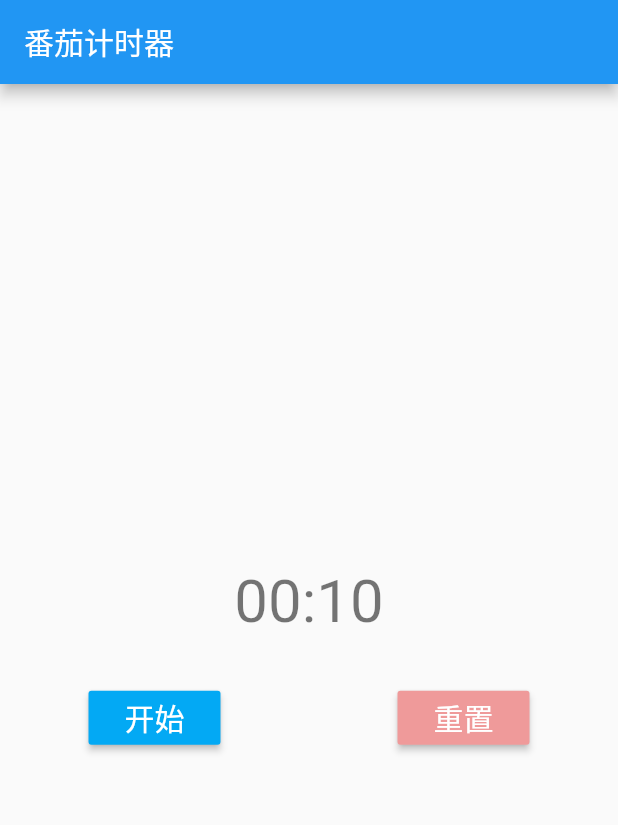
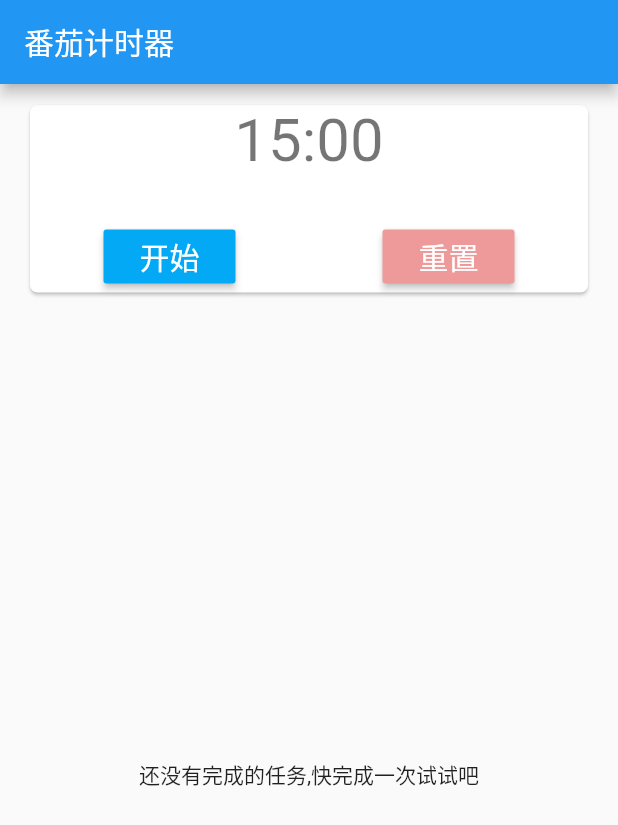
Before and after one commit to jeffreyhappy/learn_flutter, a Flutter app: the screen it shows after launch, after a tap on "开始", after a tap on "重置", on a phone screen of 412 x 824 dp. Shown: the top 825 px of the screen. Run offline on Flutter 3.47's test engine with Material 2 defaults, Android fonts, the phone set to English and light mode, and no system bars; our stand-ins replace sqflite; accounts and stored records are empty.

Commit message:
显示任务列表

```diff
--- a/flutter_tomato/flutter_tomato/lib/database_helper.dart
+++ b/flutter_tomato/flutter_tomato/lib/database_helper.dart
@@ -35,13 +35,15 @@ class DbHelper{
    Future<List<TomatoTask>> getList() async{
     Database database = await _getDB();
     List<Map> maps = await database.query(TABLE_NAME,
-      columns: ["id","task_desc","finish_time"]
+      columns: ["id","task_desc","finish_time"],
+        orderBy:"id desc"
     );
+    await database.close();
+
     List<TomatoTask> taskList = List();
     for(int i = 0 ; i < maps.length ; i++){
       taskList.add(TomatoTask.fromMap(maps[i]));
     }
-    await database.close();
     return taskList;
 
   }
--- a/flutter_tomato/flutter_tomato/lib/home_tomato.dart
+++ b/flutter_tomato/flutter_tomato/lib/home_tomato.dart
@@ -19,36 +19,40 @@ class MyHomeTomatoPage extends StatefulWidget {
 
   final String title;
 
-
-
   @override
   _MyHomeTomatoPageState createState() => _MyHomeTomatoPageState();
 }
 
 class _MyHomeTomatoPageState extends State<MyHomeTomatoPage> {
-
-
-
+  List<TomatoTask> listDatas;
 
   @override
   Widget build(BuildContext context) {
-
-    StatusModel statusModel =  ScopedModel.of<StatusModel>(context,rebuildOnChange: true);
+    StatusModel statusModel =
+        ScopedModel.of<StatusModel>(context, rebuildOnChange: true);
 //    if(statusModel.taskFinish){
 //      Navigator.of(context).pushNamed("task_finish");
 //    }
     statusModel.setContext(context);
+
+    Widget listView = _getListView();
     return Scaffold(
       appBar: AppBar(
         // Here we take the value from the MyHomePage object that was created by
         // the App.build method, and use it to set our appbar title.
         title: Text(widget.title),
       ),
-      body: Center(
+      body: Column(
         // Center is a layout widget. It takes a single child and positions it
         // in the middle of the parent.
+        mainAxisAlignment: MainAxisAlignment.start,
+        children: <Widget>[
+          Container(
+            padding: EdgeInsets.only(left: 16, right: 16, top: 10, bottom: 10),
+            child: Card(
+              shape: RoundedRectangleBorder(
+                  borderRadius: BorderRadius.circular(5)),
               child: Column(
-          mainAxisAlignment: MainAxisAlignment.center,
                 children: <Widget>[
                   TimeTextWidget(statusModel.time),
                   const SizedBox(height: 30),
@@ -56,74 +60,111 @@ class _MyHomeTomatoPageState extends State<MyHomeTomatoPage> {
                 ],
               ),
             ),
+          ),
+          Expanded(
+            child: listView,
+          )
+        ],
+      ),
     );
   }
 
   @override
-  void initState() {
-    super.initState();
+  void didChangeDependencies() {
+    super.didChangeDependencies();
+    print("didChangeDependencies");
     DbHelper dbHelper = DbHelper();
-    dbHelper.getList().then((List<TomatoTask> datas){
-      for(int i = 0 ; i < datas.length ; i++){
-        print("dbHelper " + datas[i].time.toString() + " " + datas[i].id.toString() + " " + datas[i].taskDesc );
+    dbHelper.getList().then((List<TomatoTask> datas) {
+      for (int i = 0; i < datas.length; i++) {
+        print("dbHelper " +
+            datas[i].time.toString() +
+            " " +
+            datas[i].id.toString() +
+            " " +
+            datas[i].taskDesc);
         int time = datas[i].time;
         DateTime dateTime = DateTime.fromMillisecondsSinceEpoch(time);
-        print("time " + time.toString() + " is " + dateTime.year.toString() + " " + dateTime.month.toString() + " " + dateTime.day.toString() + " ");
+        print("time " +
+            time.toString() +
+            " is " +
+            dateTime.year.toString() +
+            " " +
+            dateTime.month.toString() +
+            " " +
+            dateTime.day.toString() +
+            " ");
       }
+      setState(() {
+        listDatas = datas;
+      });
     });
   }
 
-//  onListResult(List<TomatoTask> datas){
-//
-//  }
 
 
-//  Future<void> _showTaskFinish(BuildContext context) async {
-//    switch (await showDialog<bool>(
-//        context: context,
-//        builder: (BuildContext context) {
-//          return SimpleDialog(
-//            title: const Text('一个任务完成啦'),
-//            children: <Widget>[
-//              SimpleDialogOption(
-//                onPressed: () { Navigator.pop(context, false); },
-//                child: const Text('取消'),
-//              ),
-//              SimpleDialogOption(
-//                onPressed: () { Navigator.pop(context, true); },
-//                child: const Text('确认'),
-//              ),
-//            ],
-//          );
-//        }
-//    )) {
-//      case false:
-//      // Let's go.
-//      // ...
-//        print("click cancel");
-//        break;
-//      case true:
-//      // ...
-//        print("click ok");
-//        break;
-//    }
-//  }
+  Widget _getListView() {
+    if (listDatas == null || listDatas.length == 0) {
+      return Container(
+        child: Column(
+          mainAxisAlignment: MainAxisAlignment.center,
+          children: <Widget>[Text("还没有完成的任务,快完成一次试试吧")],
+        ),
+      );
+    } else {
+      return ListView.builder(
+          padding: const EdgeInsets.all(8.0),
+          itemCount: listDatas.length,
+          itemBuilder: (BuildContext context, int index) {
+            DateTime time = DateTime.fromMillisecondsSinceEpoch(listDatas[index].time);
+            String strTime =  time.hour.toString()+"-" +time.minute.toString();
+            return Card(
+                shape: RoundedRectangleBorder(
+                    borderRadius: BorderRadius.circular(5)),
+                child: Padding(
+                  padding: EdgeInsets.all(5),
+                  child: Column(
+                    children: <Widget>[
+                      Row(
+                        mainAxisAlignment: MainAxisAlignment.spaceBetween,
+                        children: <Widget>[
+                          Text(
+                              "任务" +listDatas[index].id.toString(),
+                            style: TextStyle(
+                              fontSize: 25
+                            ),
+                          ),
+                          Text(strTime)
+                        ],
+                      ),
+                      SizedBox(height: 10,),
+                      Row(
+                        mainAxisAlignment: MainAxisAlignment.start,
+                        children: <Widget>[
+                          Text(listDatas[index].taskDesc)
+                        ],
+                      )
+                    ],
+                  ),
+                ));
+          });
+    }
+  }
 }
 
+class TimeTextWidget extends StatelessWidget {
+  int _time;
 
-class TimeTextWidget extends StatelessWidget{
-  int _time;
   TimeTextWidget(this._time);
 
-  String formatTime(int _time){
+  String formatTime(int _time) {
     double minute = _time / 60;
     int second = _time % 60;
     String strMinute = minute.toInt().toString();
-    if(strMinute.length == 1){
+    if (strMinute.length == 1) {
       strMinute = "0" + strMinute;
     }
     String strSecond = second.toInt().toString();
-    if(strSecond.length == 1){
+    if (strSecond.length == 1) {
       strSecond = "0" + strSecond;
     }
     return strMinute + ":" + strSecond;
@@ -136,13 +177,9 @@ class TimeTextWidget extends StatelessWidget{
       style: TextStyle(fontSize: 40, color: Colors.black54),
     );
   }
-
 }
 
 class ControllerLayout extends StatefulWidget {
-
-
-
   @override
   State<StatefulWidget> createState() {
     return new ControllerState();
@@ -150,20 +187,16 @@ class ControllerLayout extends StatefulWidget {
 }
 
 class ControllerState extends State<ControllerLayout> {
-
-
-
   @override
   Widget build(BuildContext context) {
+    StatusModel statusModel =
+        ScopedModel.of<StatusModel>(context, rebuildOnChange: true);
 
-    StatusModel statusModel =  ScopedModel.of<StatusModel>(context,rebuildOnChange: true);
-
-    print("ControllerState build " +statusModel.running.toString());
+    print("ControllerState build " + statusModel.running.toString());
     Widget leftButton;
-    if (statusModel.running){
-      leftButton =  RaisedButton(
-        onPressed: (){
-
+    if (statusModel.running) {
+      leftButton = RaisedButton(
+        onPressed: () {
           statusModel.pauseRun();
         },
         color: Colors.red,
@@ -172,11 +205,9 @@ class ControllerState extends State<ControllerLayout> {
           style: TextStyle(fontSize: 20, color: Colors.white),
         ),
       );
-
-
-    }else{
-      leftButton =  RaisedButton(
-        onPressed: (){
+    } else {
+      leftButton = RaisedButton(
+        onPressed: () {
           statusModel.startRun();
         },
         color: Colors.lightBlue,
--- a/flutter_tomato/flutter_tomato/lib/status_model.dart
+++ b/flutter_tomato/flutter_tomato/lib/status_model.dart
@@ -2,8 +2,8 @@ import 'package:flutter/material.dart';
 import 'package:scoped_model/scoped_model.dart';
 
 class StatusModel extends Model{
-  final int _MAX_TIME = 1* 10;
-//  final int _MAX_TIME = 15* 60;
+//  final int _MAX_TIME = 1* 10;
+  final int _MAX_TIME = 15* 60;
 
   BuildContext _context;
 
```
Lines whose indentation alone changed are shown as unchanged.
